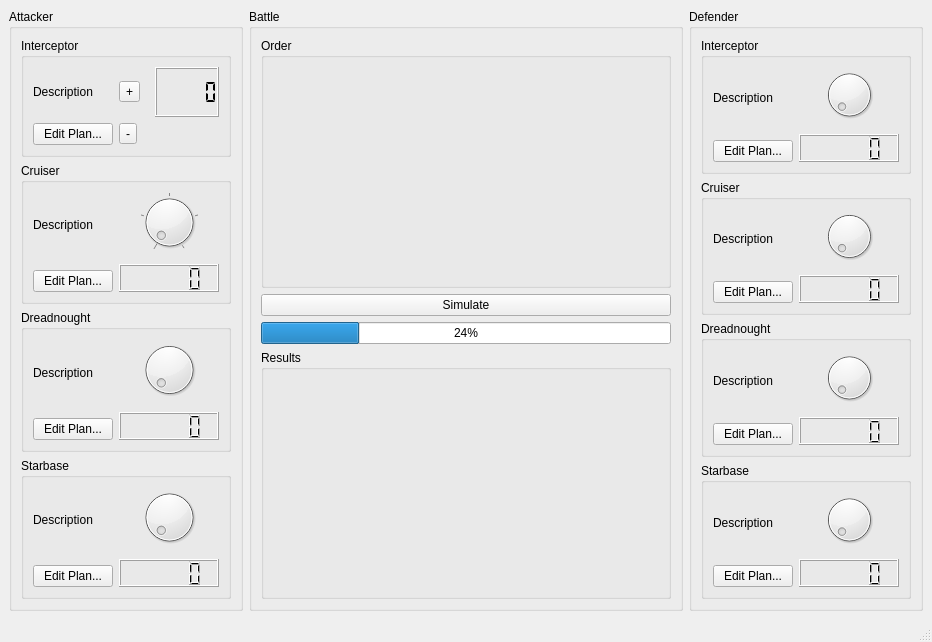
This is EclipseSimulator/EclipseSimulatorMainWindow.ui in danielcwhite/eclipse-simulator as Qt 5 draws it before an edit. The edited form follows.
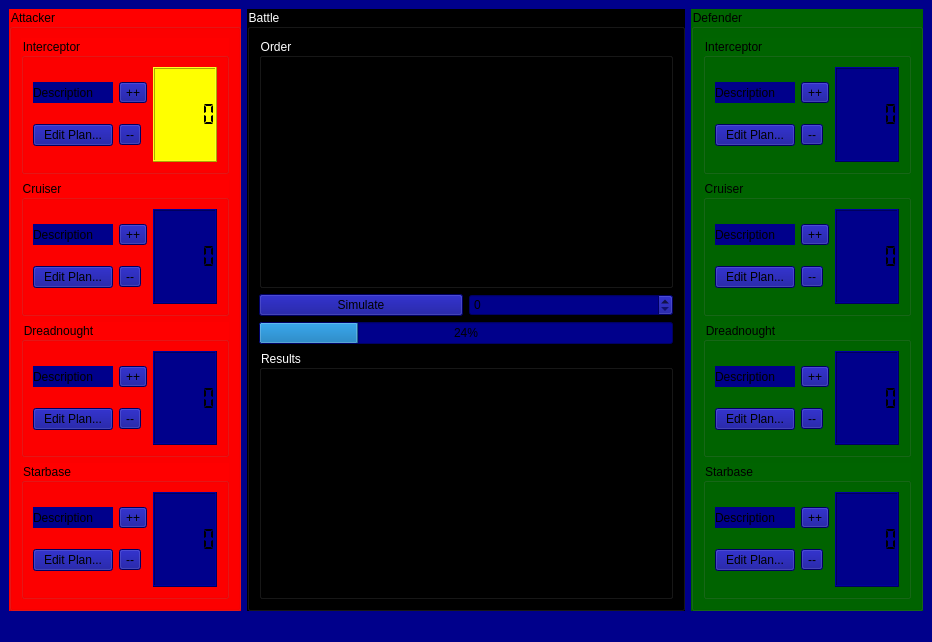
This is the edited form.

Commit message: Updated main window with new color scheme

The edit to the form file:
```diff
--- a/EclipseSimulator/EclipseSimulatorMainWindow.ui
+++ b/EclipseSimulator/EclipseSimulatorMainWindow.ui
@@ -13,10 +13,16 @@
   <property name="windowTitle">
    <string>Eclipse Simulator</string>
   </property>
+  <property name="styleSheet">
+   <string notr="true">QWidget { background: darkBlue }</string>
+  </property>
   <widget class="QWidget" name="centralwidget">
    <layout class="QHBoxLayout" name="horizontalLayout">
     <item>
      <widget class="QGroupBox" name="groupBox">
+      <property name="styleSheet">
+       <string notr="true">QGroupBox { background: rgb(255, 0, 0) }</string>
+      </property>
       <property name="title">
        <string>Attacker</string>
       </property>
@@ -26,25 +32,20 @@
          <property name="title">
           <string>Interceptor</string>
          </property>
-         <layout class="QGridLayout" name="gridLayout_2">
-          <item row="0" column="1" colspan="2">
-           <widget class="QToolButton" name="interceptorAddToolButton_">
-            <property name="text">
-             <string>+</string>
-            </property>
-           </widget>
-          </item>
-          <item row="1" column="0">
-           <widget class="QPushButton" name="interceptorEditPushButton_">
-            <property name="text">
-             <string>Edit Plan...</string>
-            </property>
-           </widget>
-          </item>
+         <layout class="QHBoxLayout" name="horizontalLayout_5">
+          <item>
+           <layout class="QGridLayout" name="gridLayout_10">
           <item row="1" column="1">
            <widget class="QToolButton" name="interceptorRemoveToolButton_">
             <property name="text">
-             <string>-</string>
+               <string>--</string>
+              </property>
+             </widget>
+            </item>
+            <item row="0" column="1">
+             <widget class="QToolButton" name="interceptorAddToolButton_">
+              <property name="text">
+               <string>++</string>
             </property>
            </widget>
           </item>
@@ -55,14 +56,26 @@
             </property>
            </widget>
           </item>
-          <item row="0" column="3">
+            <item row="1" column="0">
+             <widget class="QPushButton" name="interceptorEditPushButton_">
+              <property name="text">
+               <string>Edit Plan...</string>
+              </property>
+             </widget>
+            </item>
+           </layout>
+          </item>
+          <item>
            <widget class="QLCDNumber" name="interceptorCountLcdNumber_">
             <property name="minimumSize">
              <size>
               <width>0</width>
-              <height>50</height>
+              <height>0</height>
              </size>
             </property>
+            <property name="styleSheet">
+             <string notr="true">QLCDNumber { background: yellow }</string>
+            </property>
             <property name="segmentStyle">
              <enum>QLCDNumber::Flat</enum>
             </property>
@@ -76,34 +89,43 @@
          <property name="title">
           <string>Cruiser</string>
          </property>
-         <layout class="QGridLayout" name="gridLayout_3">
-          <item row="0" column="0" rowspan="2" colspan="2">
-           <widget class="QLabel" name="label_2">
+         <layout class="QHBoxLayout" name="horizontalLayout_3">
+          <item>
+           <layout class="QGridLayout" name="gridLayout_11">
+            <item row="0" column="1">
+             <widget class="QToolButton" name="toolButton_3">
+              <property name="text">
+               <string>++</string>
+              </property>
+             </widget>
+            </item>
+            <item row="1" column="1">
+             <widget class="QToolButton" name="toolButton_4">
+              <property name="text">
+               <string>--</string>
+              </property>
+             </widget>
+            </item>
+            <item row="0" column="0">
+             <widget class="QLabel" name="label">
             <property name="text">
              <string>Description</string>
             </property>
            </widget>
           </item>
-          <item row="2" column="2" rowspan="2">
-           <widget class="QLCDNumber" name="cruiserCountLcdNumber_"/>
-          </item>
-          <item row="3" column="0" colspan="2">
-           <widget class="QPushButton" name="pushButton_3">
+            <item row="1" column="0">
+             <widget class="QPushButton" name="pushButton">
             <property name="text">
              <string>Edit Plan...</string>
             </property>
            </widget>
           </item>
-          <item row="0" column="2">
-           <widget class="QDial" name="cruiserCountDial_">
-            <property name="maximum">
-             <number>4</number>
-            </property>
-            <property name="value">
-             <number>0</number>
-            </property>
-            <property name="notchesVisible">
-             <bool>true</bool>
+           </layout>
+          </item>
+          <item>
+           <widget class="QLCDNumber" name="lcdNumber">
+            <property name="segmentStyle">
+             <enum>QLCDNumber::Flat</enum>
             </property>
            </widget>
           </item>
@@ -115,26 +137,45 @@
          <property name="title">
           <string>Dreadnought</string>
          </property>
+         <layout class="QHBoxLayout" name="horizontalLayout_2">
+          <item>
          <layout class="QGridLayout" name="gridLayout_4">
-          <item row="0" column="0" rowspan="2" colspan="2">
+            <item row="0" column="0">
            <widget class="QLabel" name="label_3">
             <property name="text">
              <string>Description</string>
             </property>
            </widget>
           </item>
-          <item row="2" column="2" rowspan="2">
-           <widget class="QLCDNumber" name="lcdNumber_3"/>
-          </item>
-          <item row="3" column="0" colspan="2">
+            <item row="0" column="1">
+             <widget class="QToolButton" name="toolButton">
+              <property name="text">
+               <string>++</string>
+              </property>
+             </widget>
+            </item>
+            <item row="1" column="0">
            <widget class="QPushButton" name="pushButton_4">
             <property name="text">
              <string>Edit Plan...</string>
             </property>
            </widget>
           </item>
-          <item row="0" column="2">
-           <widget class="QDial" name="dial_2"/>
+            <item row="1" column="1">
+             <widget class="QToolButton" name="toolButton_2">
+              <property name="text">
+               <string>--</string>
+              </property>
+             </widget>
+            </item>
+           </layout>
+          </item>
+          <item>
+           <widget class="QLCDNumber" name="lcdNumber_3">
+            <property name="segmentStyle">
+             <enum>QLCDNumber::Flat</enum>
+            </property>
+           </widget>
           </item>
          </layout>
         </widget>
@@ -144,26 +185,45 @@
          <property name="title">
           <string>Starbase</string>
          </property>
-         <layout class="QGridLayout" name="gridLayout_5">
-          <item row="0" column="0" rowspan="2" colspan="2">
-           <widget class="QLabel" name="label_4">
-            <property name="text">
-             <string>Description</string>
-            </property>
-           </widget>
-          </item>
-          <item row="2" column="2" rowspan="2">
-           <widget class="QLCDNumber" name="lcdNumber_4"/>
-          </item>
-          <item row="3" column="0" colspan="2">
+         <layout class="QHBoxLayout" name="horizontalLayout_4">
+          <item>
+           <layout class="QGridLayout" name="gridLayout_3">
+            <item row="1" column="0">
            <widget class="QPushButton" name="pushButton_5">
             <property name="text">
              <string>Edit Plan...</string>
             </property>
            </widget>
           </item>
-          <item row="0" column="2">
-           <widget class="QDial" name="dial_3"/>
+            <item row="0" column="0">
+             <widget class="QLabel" name="label_4">
+              <property name="text">
+               <string>Description</string>
+              </property>
+             </widget>
+            </item>
+            <item row="0" column="1">
+             <widget class="QToolButton" name="toolButton_5">
+              <property name="text">
+               <string>++</string>
+              </property>
+             </widget>
+            </item>
+            <item row="1" column="1">
+             <widget class="QToolButton" name="toolButton_6">
+              <property name="text">
+               <string>--</string>
+              </property>
+             </widget>
+            </item>
+           </layout>
+          </item>
+          <item>
+           <widget class="QLCDNumber" name="lcdNumber_4">
+            <property name="segmentStyle">
+             <enum>QLCDNumber::Flat</enum>
+            </property>
+           </widget>
           </item>
          </layout>
         </widget>
@@ -173,6 +233,9 @@
     </item>
     <item>
      <widget class="QGroupBox" name="groupBox_4">
+      <property name="styleSheet">
+       <string notr="true">QGroupBox { background: black; color : white }</string>
+      </property>
       <property name="title">
        <string>Battle</string>
       </property>
@@ -182,16 +245,46 @@
          <property name="title">
           <string>Order</string>
          </property>
+         <layout class="QGridLayout" name="gridLayout_2">
+          <item row="0" column="0">
+           <spacer name="verticalSpacer">
+            <property name="orientation">
+             <enum>Qt::Vertical</enum>
+            </property>
+            <property name="sizeHint" stdset="0">
+             <size>
+              <width>20</width>
+              <height>195</height>
+             </size>
+            </property>
+           </spacer>
+          </item>
+         </layout>
         </widget>
        </item>
-       <item row="3" column="0">
+       <item row="4" column="0">
         <widget class="QGroupBox" name="groupBox_5">
          <property name="title">
           <string>Results</string>
          </property>
+         <layout class="QGridLayout" name="gridLayout_5">
+          <item row="0" column="0">
+           <spacer name="verticalSpacer_2">
+            <property name="orientation">
+             <enum>Qt::Vertical</enum>
+            </property>
+            <property name="sizeHint" stdset="0">
+             <size>
+              <width>20</width>
+              <height>195</height>
+             </size>
+            </property>
+           </spacer>
+          </item>
+         </layout>
         </widget>
        </item>
-       <item row="2" column="0">
+       <item row="3" column="0">
         <widget class="QProgressBar" name="progressBar">
          <property name="value">
           <number>24</number>
@@ -199,17 +292,27 @@
         </widget>
        </item>
        <item row="1" column="0">
+        <layout class="QHBoxLayout" name="horizontalLayout_9">
+         <item>
         <widget class="QPushButton" name="pushButton_2">
          <property name="text">
           <string>Simulate</string>
          </property>
         </widget>
        </item>
+         <item>
+          <widget class="QSpinBox" name="spinBox"/>
+         </item>
+        </layout>
+       </item>
       </layout>
      </widget>
     </item>
     <item>
      <widget class="QGroupBox" name="groupBox_2">
+      <property name="styleSheet">
+       <string notr="true">QGroupBox { background: darkGreen }</string>
+      </property>
       <property name="title">
        <string>Defender</string>
       </property>
@@ -219,56 +322,94 @@
          <property name="title">
           <string>Interceptor</string>
          </property>
-         <layout class="QGridLayout" name="gridLayout_6">
-          <item row="0" column="0" rowspan="2" colspan="2">
+         <layout class="QHBoxLayout" name="horizontalLayout_6">
+          <item>
+           <layout class="QGridLayout" name="gridLayout_12">
+            <item row="0" column="1">
+             <widget class="QToolButton" name="toolButton_7">
+              <property name="text">
+               <string>++</string>
+              </property>
+             </widget>
+            </item>
+            <item row="1" column="1">
+             <widget class="QToolButton" name="toolButton_8">
+              <property name="text">
+               <string>--</string>
+              </property>
+             </widget>
+            </item>
+            <item row="0" column="0">
+             <widget class="QLabel" name="label_2">
+              <property name="text">
+               <string>Description</string>
+              </property>
+             </widget>
+            </item>
+            <item row="1" column="0">
+             <widget class="QPushButton" name="pushButton_3">
+              <property name="text">
+               <string>Edit Plan...</string>
+              </property>
+             </widget>
+            </item>
+           </layout>
+          </item>
+          <item>
+           <widget class="QLCDNumber" name="lcdNumber_2">
+            <property name="segmentStyle">
+             <enum>QLCDNumber::Flat</enum>
+            </property>
+           </widget>
+          </item>
+         </layout>
+        </widget>
+       </item>
+       <item>
+        <widget class="QGroupBox" name="groupBox_12">
+         <property name="title">
+          <string>Cruiser</string>
+         </property>
+         <layout class="QHBoxLayout" name="horizontalLayout_7">
+          <item>
+           <layout class="QGridLayout" name="gridLayout_13">
+            <item row="0" column="1">
+             <widget class="QToolButton" name="toolButton_9">
+              <property name="text">
+               <string>++</string>
+              </property>
+             </widget>
+            </item>
+            <item row="1" column="1">
+             <widget class="QToolButton" name="toolButton_10">
+              <property name="text">
+               <string>--</string>
+              </property>
+             </widget>
+            </item>
+            <item row="0" column="0">
            <widget class="QLabel" name="label_5">
             <property name="text">
              <string>Description</string>
             </property>
            </widget>
           </item>
-          <item row="2" column="2" rowspan="2">
-           <widget class="QLCDNumber" name="lcdNumber_5"/>
-          </item>
-          <item row="3" column="0" colspan="2">
+            <item row="1" column="0">
            <widget class="QPushButton" name="pushButton_6">
             <property name="text">
              <string>Edit Plan...</string>
             </property>
            </widget>
           </item>
-          <item row="0" column="2">
-           <widget class="QDial" name="dial_4"/>
-          </item>
-         </layout>
-        </widget>
+           </layout>
        </item>
        <item>
-        <widget class="QGroupBox" name="groupBox_12">
-         <property name="title">
-          <string>Cruiser</string>
-         </property>
-         <layout class="QGridLayout" name="gridLayout_8">
-          <item row="0" column="0" rowspan="2" colspan="2">
-           <widget class="QLabel" name="label_7">
-            <property name="text">
-             <string>Description</string>
-            </property>
+           <widget class="QLCDNumber" name="lcdNumber_5">
+            <property name="segmentStyle">
+             <enum>QLCDNumber::Flat</enum>
+            </property>
            </widget>
           </item>
-          <item row="2" column="2" rowspan="2">
-           <widget class="QLCDNumber" name="lcdNumber_7"/>
-          </item>
-          <item row="3" column="0" colspan="2">
-           <widget class="QPushButton" name="pushButton_8">
-            <property name="text">
-             <string>Edit Plan...</string>
-            </property>
-           </widget>
-          </item>
-          <item row="0" column="2">
-           <widget class="QDial" name="dial_6"/>
-          </item>
          </layout>
         </widget>
        </item>
@@ -277,26 +418,45 @@
          <property name="title">
           <string>Dreadnought</string>
          </property>
-         <layout class="QGridLayout" name="gridLayout_7">
-          <item row="0" column="0" rowspan="2" colspan="2">
+         <layout class="QHBoxLayout" name="horizontalLayout_8">
+          <item>
+           <layout class="QGridLayout" name="gridLayout_14">
+            <item row="0" column="1">
+             <widget class="QToolButton" name="toolButton_11">
+              <property name="text">
+               <string>++</string>
+              </property>
+             </widget>
+            </item>
+            <item row="1" column="1">
+             <widget class="QToolButton" name="toolButton_12">
+              <property name="text">
+               <string>--</string>
+              </property>
+             </widget>
+            </item>
+            <item row="0" column="0">
            <widget class="QLabel" name="label_6">
             <property name="text">
              <string>Description</string>
             </property>
            </widget>
           </item>
-          <item row="2" column="2" rowspan="2">
-           <widget class="QLCDNumber" name="lcdNumber_6"/>
-          </item>
-          <item row="3" column="0" colspan="2">
+            <item row="1" column="0">
            <widget class="QPushButton" name="pushButton_7">
             <property name="text">
              <string>Edit Plan...</string>
             </property>
            </widget>
           </item>
-          <item row="0" column="2">
-           <widget class="QDial" name="dial_5"/>
+           </layout>
+          </item>
+          <item>
+           <widget class="QLCDNumber" name="lcdNumber_6">
+            <property name="segmentStyle">
+             <enum>QLCDNumber::Flat</enum>
+            </property>
+           </widget>
           </item>
          </layout>
         </widget>
@@ -306,26 +466,45 @@
          <property name="title">
           <string>Starbase</string>
          </property>
-         <layout class="QGridLayout" name="gridLayout_9">
-          <item row="0" column="0" rowspan="2" colspan="2">
-           <widget class="QLabel" name="label_8">
+         <layout class="QHBoxLayout" name="horizontalLayout_10">
+          <item>
+           <layout class="QGridLayout" name="gridLayout_15">
+            <item row="0" column="1">
+             <widget class="QToolButton" name="toolButton_13">
+              <property name="text">
+               <string>++</string>
+              </property>
+             </widget>
+            </item>
+            <item row="1" column="1">
+             <widget class="QToolButton" name="toolButton_14">
+              <property name="text">
+               <string>--</string>
+              </property>
+             </widget>
+            </item>
+            <item row="0" column="0">
+             <widget class="QLabel" name="label_7">
             <property name="text">
              <string>Description</string>
             </property>
            </widget>
           </item>
-          <item row="2" column="2" rowspan="2">
-           <widget class="QLCDNumber" name="lcdNumber_8"/>
-          </item>
-          <item row="3" column="0" colspan="2">
-           <widget class="QPushButton" name="pushButton_9">
+            <item row="1" column="0">
+             <widget class="QPushButton" name="pushButton_8">
             <property name="text">
              <string>Edit Plan...</string>
             </property>
            </widget>
           </item>
-          <item row="0" column="2">
-           <widget class="QDial" name="dial_7"/>
+           </layout>
+          </item>
+          <item>
+           <widget class="QLCDNumber" name="lcdNumber_7">
+            <property name="segmentStyle">
+             <enum>QLCDNumber::Flat</enum>
+            </property>
+           </widget>
           </item>
          </layout>
         </widget>
```
Lines whose indentation alone changed are shown as unchanged.
